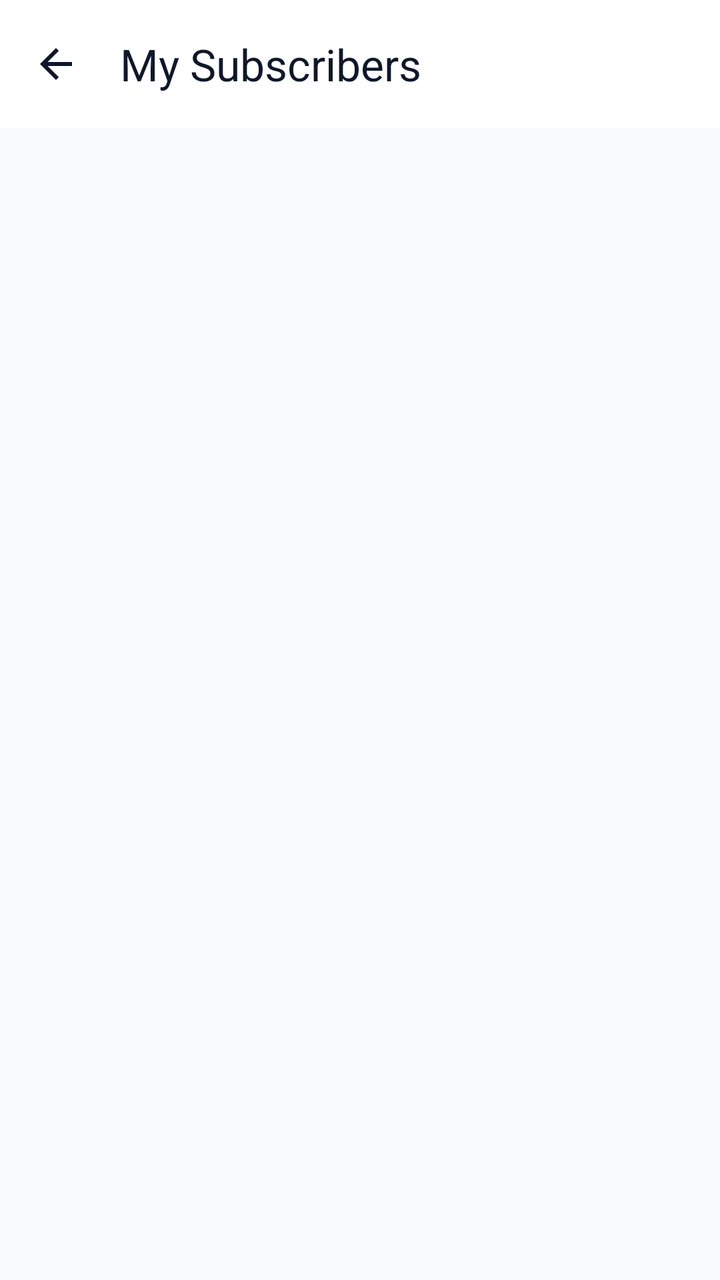
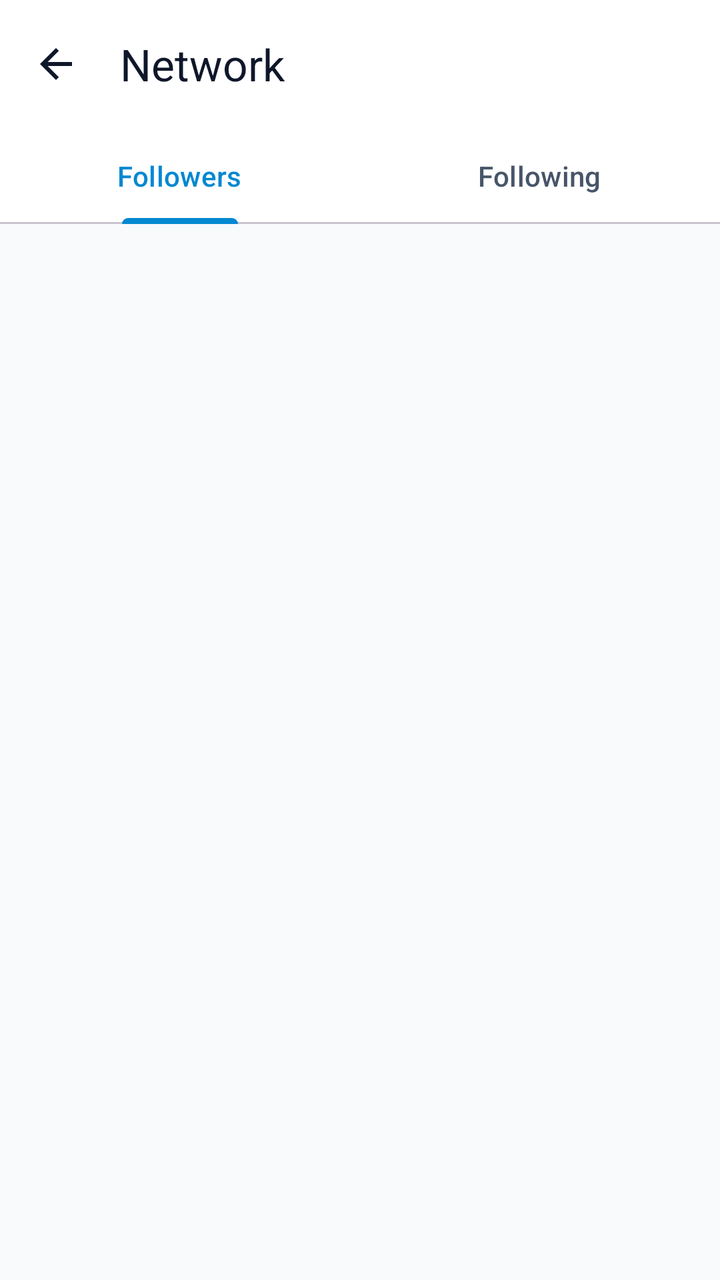

Compare the two renders of this Android layout. The source of the first and the diff that turns it into the second are given below.
<!-- AndroidManifest.xml: application theme Theme.TestMaster -->
<!-- res/layout/activity_subscribers.xml -->
<?xml version="1.0" encoding="utf-8"?>
<androidx.constraintlayout.widget.ConstraintLayout xmlns:android="http://schemas.android.com/apk/res/android"
    xmlns:app="http://schemas.android.com/apk/res-auto"
    xmlns:tools="http://schemas.android.com/tools"
    android:layout_width="match_parent"
    android:layout_height="match_parent"
    android:background="@color/background"
    android:fitsSystemWindows="true"
    tools:context=".activities.SubscribersActivity">

    <com.google.android.material.appbar.MaterialToolbar
        android:id="@+id/subscribers_toolbar"
        android:layout_width="match_parent"
        android:layout_height="?attr/actionBarSize"
        android:background="@color/surface"
        app:layout_constraintTop_toTopOf="parent"
        app:navigationIcon="@drawable/baseline_arrow_back_24"
        app:navigationIconTint="@color/onPrimary"
        app:title="My Subscribers"
        app:titleTextColor="@color/text_primary" />

    <androidx.recyclerview.widget.RecyclerView
        android:id="@+id/rv_subscribers"
        android:layout_width="match_parent"
        android:layout_height="0dp"
        android:padding="8dp"
        app:layout_constraintBottom_toBottomOf="parent"
        app:layout_constraintTop_toBottomOf="@id/subscribers_toolbar" />

    <TextView
        android:id="@+id/tv_no_subscribers"
        android:layout_width="wrap_content"
        android:layout_height="wrap_content"
        android:text="No subscribers yet"
        android:textColor="@color/text_secondary"
        android:visibility="gone"
        app:layout_constraintBottom_toBottomOf="parent"
        app:layout_constraintEnd_toEndOf="parent"
        app:layout_constraintStart_toStartOf="parent"
        app:layout_constraintTop_toBottomOf="@id/subscribers_toolbar" />

</androidx.constraintlayout.widget.ConstraintLayout>
<!-- resources referenced by this layout -->
<resources>
  <color name="background">#F8FAFC</color>
  <color name="onPrimary">#0F172A</color>
  <color name="surface">#FFFFFF</color>
  <color name="text_primary">#0F172A</color>
  <color name="text_secondary">#475569</color>
  <!-- drawable baseline_arrow_back_24 (drawable) -->
  <vector android:autoMirrored="true" android:height="24dp"
      android:tint="#000000" android:viewportHeight="24"
      android:viewportWidth="24" android:width="24dp" xmlns:android="http://schemas.android.com/apk/res/android">
      <path android:fillColor="@android:color/white" android:pathData="M20,11H7.83l5.59,-5.59L12,4l-8,8 8,8 1.41,-1.41L7.83,13H20v-2z"/>
  </vector>
  <style name="Theme.TestMaster" parent="Base.Theme.TestMaster" />
  <style name="Base.Theme.TestMaster" parent="Theme.Material3.DayNight.NoActionBar">
          
          <item name="colorPrimary">@color/primary</item>
          <item name="colorOnPrimary">@color/onPrimary</item>
          <item name="colorPrimaryContainer">@color/primaryContainer</item>
          <item name="colorOnPrimaryContainer">@color/onPrimaryContainer</item>
  
          <item name="colorSecondary">@color/secondary</item>
          <item name="colorOnSecondary">@color/onSecondary</item>
          <item name="colorSecondaryContainer">@color/secondaryContainer</item>
          <item name="colorOnSecondaryContainer">@color/onSecondaryContainer</item>
  
          
          <item name="android:windowBackground">@color/background</item>
          <item name="colorSurface">@color/surface</item>
          <item name="colorOnSurface">@color/onSurface</item>
          <item name="colorSurfaceVariant">@color/surfaceVariant</item>
          <item name="colorOnSurfaceVariant">@color/onSurfaceVariant</item>
          <item name="colorOutline">@color/outline</item>
  
          
          <item name="colorError">@color/error</item>
          <item name="colorOnError">@color/onError</item>
          <item name="colorErrorContainer">@color/errorContainer</item>
          <item name="colorOnErrorContainer">@color/onErrorContainer</item>
  
          
          <item name="colorControlActivated">@color/accent</item>
  
          
          <item name="android:statusBarColor">@color/surface</item>
          <item name="android:windowLightStatusBar">true</item>
      </style>
  <color name="primary">#FFFFFF</color>
  <color name="primaryContainer">#F1F5F9</color>
  <color name="onPrimaryContainer">#0F172A</color>
  <color name="secondary">#64748B</color>
  <color name="onSecondary">#FFFFFF</color>
  <color name="secondaryContainer">#E2E8F0</color>
  <color name="onSecondaryContainer">#0F172A</color>
  <color name="onSurface">#0F172A</color>
  <color name="surfaceVariant">#E2E8F0</color>
  <color name="onSurfaceVariant">#475569</color>
  <color name="outline">#94A3B8</color>
  <color name="error">#DC2626</color>
  <color name="onError">#FFFFFF</color>
  <color name="errorContainer">#FEE2E2</color>
  <color name="onErrorContainer">#7F1D1D</color>
  <color name="accent">#334155</color>
</resources>

<!-- the commit's change to res/layout/activity_subscribers.xml (unified diff, before → after) -->
@@ -1,5 +1,5 @@
 <?xml version="1.0" encoding="utf-8"?>
-<androidx.constraintlayout.widget.ConstraintLayout xmlns:android="http://schemas.android.com/apk/res/android"
+<androidx.coordinatorlayout.widget.CoordinatorLayout xmlns:android="http://schemas.android.com/apk/res/android"
     xmlns:app="http://schemas.android.com/apk/res-auto"
     xmlns:tools="http://schemas.android.com/tools"
     android:layout_width="match_parent"
@@ -8,35 +8,46 @@
     android:fitsSystemWindows="true"
     tools:context=".activities.SubscribersActivity">
 
-    <com.google.android.material.appbar.MaterialToolbar
-        android:id="@+id/subscribers_toolbar"
+    <com.google.android.material.appbar.AppBarLayout
         android:layout_width="match_parent"
-        android:layout_height="?attr/actionBarSize"
-        android:background="@color/surface"
-        app:layout_constraintTop_toTopOf="parent"
-        app:navigationIcon="@drawable/baseline_arrow_back_24"
-        app:navigationIconTint="@color/onPrimary"
-        app:title="My Subscribers"
-        app:titleTextColor="@color/text_primary" />
+        android:layout_height="wrap_content"
+        android:background="@color/surface">
 
-    <androidx.recyclerview.widget.RecyclerView
-        android:id="@+id/rv_subscribers"
+        <com.google.android.material.appbar.MaterialToolbar
+            android:id="@+id/subscribers_toolbar"
+            android:layout_width="match_parent"
+            android:layout_height="?attr/actionBarSize"
+            app:title="Network"
+            app:titleTextColor="@color/text_primary"
+            app:navigationIcon="@drawable/baseline_arrow_back_24"
+            app:navigationIconTint="@color/text_primary" />
+
+        <com.google.android.material.tabs.TabLayout
+            android:id="@+id/subscribers_tabs"
+            android:layout_width="match_parent"
+            android:layout_height="wrap_content"
+            app:tabIndicatorColor="@color/bluetint"
+            app:tabSelectedTextColor="@color/bluetint"
+            app:tabTextColor="@color/text_secondary"
+            app:tabIndicatorFullWidth="false">
+
+            <com.google.android.material.tabs.TabItem
+                android:layout_width="wrap_content"
+                android:layout_height="wrap_content"
+                android:text="Followers" />
+
+            <com.google.android.material.tabs.TabItem
+                android:layout_width="wrap_content"
+                android:layout_height="wrap_content"
+                android:text="Following" />
+        </com.google.android.material.tabs.TabLayout>
+
+    </com.google.android.material.appbar.AppBarLayout>
+
+    <androidx.viewpager2.widget.ViewPager2
+        android:id="@+id/subscribers_viewpager"
         android:layout_width="match_parent"
-        android:layout_height="0dp"
-        android:padding="8dp"
-        app:layout_constraintBottom_toBottomOf="parent"
-        app:layout_constraintTop_toBottomOf="@id/subscribers_toolbar" />
+        android:layout_height="match_parent"
+        app:layout_behavior="@string/appbar_scrolling_view_behavior" />
 
-    <TextView
-        android:id="@+id/tv_no_subscribers"
-        android:layout_width="wrap_content"
-        android:layout_height="wrap_content"
-        android:text="No subscribers yet"
-        android:textColor="@color/text_secondary"
-        android:visibility="gone"
-        app:layout_constraintBottom_toBottomOf="parent"
-        app:layout_constraintEnd_toEndOf="parent"
-        app:layout_constraintStart_toStartOf="parent"
-        app:layout_constraintTop_toBottomOf="@id/subscribers_toolbar" />
-
-</androidx.constraintlayout.widget.ConstraintLayout>
+</androidx.coordinatorlayout.widget.CoordinatorLayout>
<!-- resource entries referenced after the edit -->
@@ -1,6 +1,7 @@
 <!-- resources referenced by this layout -->
 <resources>
   <color name="background">#F8FAFC</color>
+  <color name="bluetint">#0288D1</color>
   <color name="onPrimary">#0F172A</color>
   <color name="surface">#FFFFFF</color>
   <color name="text_primary">#0F172A</color>
